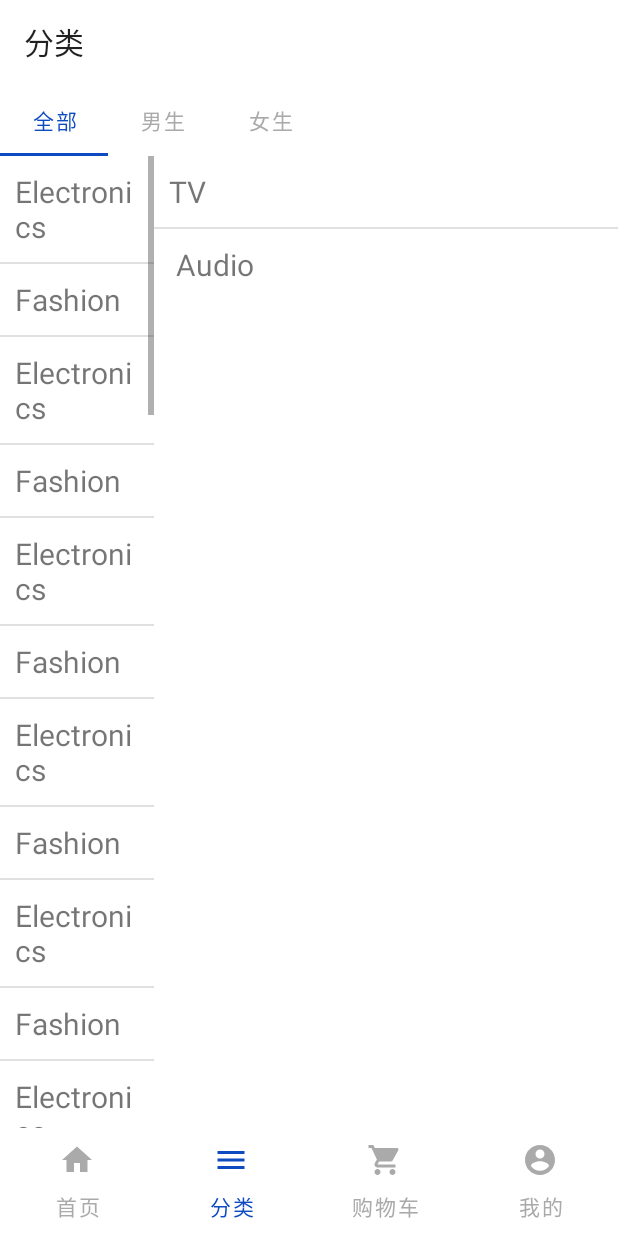
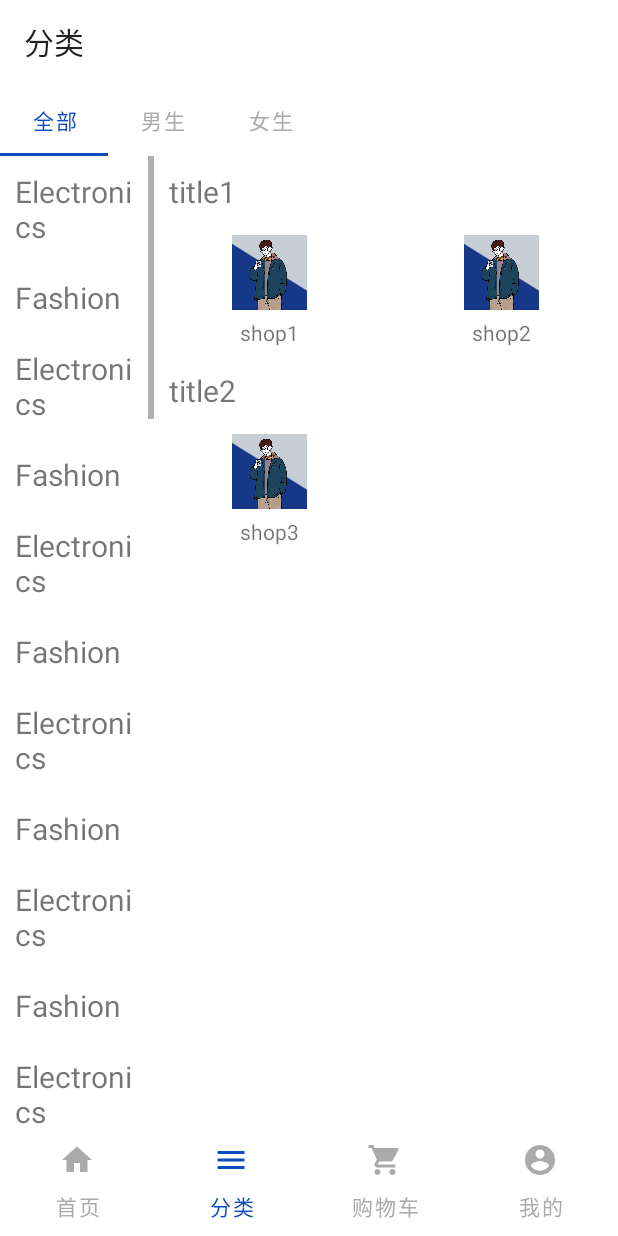
Before and after one commit to fangjian98/MaxxShop, an Android app: the screen it shows after launch (MainActivity), item 2 of the bottom bar chosen, on a phone screen of 412 x 824 dp. Run offline under Robolectric (Android 15) with nearby library versions, the phone set to English and light mode, and no system bars.

Commit message:
optimize double list

```diff
--- a/app/src/main/java/com/example/maxxshop/adapter/MyAdapter.java
+++ /dev/null
@@ -1,48 +0,0 @@
-package com.example.maxxshop.adapter;
-
-import android.view.LayoutInflater;
-import android.view.View;
-import android.view.ViewGroup;
-import android.widget.TextView;
-
-import androidx.annotation.NonNull;
-import androidx.recyclerview.widget.GridLayoutManager;
-import androidx.recyclerview.widget.RecyclerView;
-
-import com.example.maxxshop.R;
-
-import java.util.List;
-
-public class MyAdapter extends RecyclerView.Adapter<MyAdapter.MyViewHolder> {
-    private List<String> mData;
-
-    @Override
-    public MyViewHolder onCreateViewHolder(ViewGroup parent, int viewType) {
-        View view = LayoutInflater.from(parent.getContext()).inflate(R.layout.horizontal_view, parent, false);
-        return new MyViewHolder(view);
-    }
-
-    @Override
-    public void onBindViewHolder(MyViewHolder holder, int position) {
-        holder.textView.setText(mData.get(position));
-    }
-
-    @Override
-    public int getItemCount() {
-        return mData.size();
-    }
-
-    public void setData(List<String> data) {
-        mData = data;
-        notifyDataSetChanged();
-    }
-
-    class MyViewHolder extends RecyclerView.ViewHolder {
-        TextView textView;
-
-        MyViewHolder(View itemView) {
-            super(itemView);
-            textView = itemView.findViewById(R.id.text);
-        }
-    }
-}
--- a/app/src/main/java/com/example/maxxshop/adapter/SubCategoryAdapter.java
+++ b/app/src/main/java/com/example/maxxshop/adapter/SubCategoryAdapter.java
@@ -1,42 +1,101 @@
 package com.example.maxxshop.adapter;
 
-import android.content.Context;
 import android.view.LayoutInflater;
 import android.view.View;
 import android.view.ViewGroup;
-import android.widget.ArrayAdapter;
+import android.widget.ImageView;
+import android.widget.RelativeLayout;
 import android.widget.TextView;
 
+import androidx.recyclerview.widget.RecyclerView;
+
 import com.example.maxxshop.R;
+import com.example.maxxshop.bean.SubCategory;
 
-import java.util.ArrayList;
+import java.util.List;
 
-public class SubCategoryAdapter extends ArrayAdapter<String> {
+public class SubCategoryAdapter extends RecyclerView.Adapter<RecyclerView.ViewHolder> {
 
-    private ArrayList<String> mSubCategories;
-    private Context mContext;
+    public static final int VIEW_TYPE_HEADER = 0;
+    private static final int VIEW_TYPE_ITEM = 1;
 
-    public SubCategoryAdapter(Context context, ArrayList<String> subCategories) {
-        super(context, 0, subCategories);
-        mSubCategories = subCategories;
-        mContext = context;
+    private List<SubCategory> mData;
+
+    public SubCategoryAdapter(List<SubCategory> data) {
+        mData = data;
     }
 
     @Override
-    public View getView(int position, View convertView, ViewGroup parent) {
-        if (convertView == null) {
-            convertView = LayoutInflater.from(mContext).inflate(R.layout.category_list_item, parent, false);
+    public RecyclerView.ViewHolder onCreateViewHolder(ViewGroup parent, int viewType) {
+        if (viewType == VIEW_TYPE_HEADER) {
+            View view = LayoutInflater.from(parent.getContext())
+                    .inflate(R.layout.item_header, parent, false);
+            return new HeaderViewHolder(view);
+        } else {
+            View view = LayoutInflater.from(parent.getContext())
+                    .inflate(R.layout.item_item, parent, false);
+            return new ItemViewHolder(view);
         }
-
-        TextView subCategoryName = (TextView) convertView.findViewById(R.id.category_name);
-        subCategoryName.setText(mSubCategories.get(position));
-
-        return convertView;
     }
 
-    public void updateCategory(ArrayList<String> subCategories) {
-        mSubCategories.clear();
-        mSubCategories.addAll(subCategories);
+    @Override
+    public void onBindViewHolder(RecyclerView.ViewHolder holder, int position) {
+        SubCategory sectionOrItem = mData.get(position);
+        if (holder instanceof HeaderViewHolder) {
+            HeaderViewHolder headerViewHolder = (HeaderViewHolder) holder;
+            headerViewHolder.headerTextView.setText(sectionOrItem.getTitle());
+        } else {
+            ItemViewHolder itemViewHolder = (ItemViewHolder) holder;
+            itemViewHolder.itemTextView.setText(sectionOrItem.getTitle());
+            itemViewHolder.itemIcon.setImageResource(sectionOrItem.getIconId());
+            itemViewHolder.item.setOnClickListener(new View.OnClickListener() {
+                @Override
+                public void onClick(View v) {
+                    android.util.Log.e("fangjian","setOnClickListener position="+position);
+                }
+            });
+        }
+    }
+
+    @Override
+    public int getItemCount() {
+        return mData.size();
+    }
+
+    @Override
+    public int getItemViewType(int position) {
+        if (mData.get(position).isHeader()) {
+            return VIEW_TYPE_HEADER;
+        } else {
+            return VIEW_TYPE_ITEM;
+        }
+    }
+
+    public void updateCategory(List<SubCategory> data) {
+        mData = data;
         notifyDataSetChanged();
     }
+
+    private static class HeaderViewHolder extends RecyclerView.ViewHolder {
+        TextView headerTextView;
+
+        HeaderViewHolder(View itemView) {
+            super(itemView);
+            headerTextView = itemView.findViewById(R.id.headerTextView);
+        }
+    }
+
+    private static class ItemViewHolder extends RecyclerView.ViewHolder {
+        TextView itemTextView;
+        ImageView itemIcon;
+        RelativeLayout item;
+
+        ItemViewHolder(View itemView) {
+            super(itemView);
+            itemTextView = itemView.findViewById(R.id.itemTextView);
+            itemIcon = itemView.findViewById(R.id.itemIcon);
+            item = itemView.findViewById(R.id.item);
+        }
+    }
+
 }
--- a/app/src/main/java/com/example/maxxshop/bean/Category.java
+++ b/app/src/main/java/com/example/maxxshop/bean/Category.java
@@ -1,21 +1,26 @@
 package com.example.maxxshop.bean;
 
-import java.util.Arrays;
 import java.util.List;
 
 public class Category {
 
     private String mCategoryName;
-    private List<String> mSubCategories;
+    private List<SubCategory> mSubCategories;
 
-    public Category(String categoryName, String subCategories) {
+    public Category(String categoryName, List<SubCategory> subCategories) {
         mCategoryName = categoryName;
-        mSubCategories = Arrays.asList(subCategories.split(","));
+        mSubCategories = subCategories;
     }
 
-    public String getCategoryName() { return mCategoryName; }
+    public String getCategoryName() {
+        return mCategoryName;
+    }
 
-    public List<String> getSubCategories() { return mSubCategories; }
+    public List<SubCategory> getSubCategories() {
+        return mSubCategories;
+    }
 
-    public void setSubCategories(List<String> subCategories) { mSubCategories = subCategories; }
+    public void setSubCategories(List<SubCategory> subCategories) {
+        mSubCategories = subCategories;
+    }
 }
--- /dev/null
+++ b/app/src/main/java/com/example/maxxshop/bean/SubCategory.java
@@ -0,0 +1,42 @@
+package com.example.maxxshop.bean;
+
+public class SubCategory {
+
+    private String title;
+    private int iconId;
+    private boolean isHeader;
+
+    public SubCategory(){
+
+    }
+
+    public SubCategory(String title, int iconId, boolean isHeader) {
+        this.title = title;
+        this.iconId = iconId;
+        this.isHeader = isHeader;
+    }
+
+    public String getTitle() {
+        return title;
+    }
+
+    public void setTitle(String title) {
+        this.title = title;
+    }
+
+    public int getIconId() {
+        return iconId;
+    }
+
+    public void setIconId(int iconId) {
+        this.iconId = iconId;
+    }
+
+    public boolean isHeader() {
+        return isHeader;
+    }
+
+    public void setHeader(boolean header) {
+        isHeader = header;
+    }
+}
--- a/app/src/main/java/com/example/maxxshop/ui/AccountFragment.java
+++ b/app/src/main/java/com/example/maxxshop/ui/AccountFragment.java
@@ -12,22 +12,18 @@ import android.widget.TextView;
 
 import androidx.annotation.NonNull;
 import androidx.recyclerview.widget.GridLayoutManager;
-import androidx.recyclerview.widget.LinearLayoutManager;
 import androidx.recyclerview.widget.RecyclerView;
 
 import com.example.maxxshop.R;
 import com.example.maxxshop.adapter.GridViewAdapter;
-import com.example.maxxshop.adapter.MyAdapter;
 import com.example.maxxshop.adapter.MyRecyclerAdapter;
 import com.example.maxxshop.base.BaseFragment;
 import com.example.maxxshop.bean.Icon;
 import com.example.maxxshop.bean.UserShop;
 import com.google.android.material.imageview.ShapeableImageView;
 import com.google.android.material.shape.ShapeAppearanceModel;
-import com.google.android.material.switchmaterial.SwitchMaterial;
 
 import java.util.ArrayList;
-import java.util.List;
 
 public class AccountFragment extends BaseFragment {
 
--- a/app/src/main/java/com/example/maxxshop/ui/TabItemContentFragment.java
+++ b/app/src/main/java/com/example/maxxshop/ui/TabItemContentFragment.java
@@ -6,20 +6,29 @@ import android.view.View;
 import android.view.ViewGroup;
 import android.widget.AdapterView;
 import android.widget.ListView;
-import android.widget.TextView;
 
 import androidx.annotation.Nullable;
 import androidx.fragment.app.Fragment;
+import androidx.recyclerview.widget.GridLayoutManager;
+import androidx.recyclerview.widget.LinearLayoutManager;
+import androidx.recyclerview.widget.RecyclerView;
 
 import com.example.maxxshop.R;
 import com.example.maxxshop.adapter.CategoryAdapter;
 import com.example.maxxshop.adapter.SubCategoryAdapter;
 import com.example.maxxshop.bean.Category;
+import com.example.maxxshop.bean.SubCategory;
 
 import java.util.ArrayList;
 
 public class TabItemContentFragment extends Fragment {
+
     private static final String TAB_NUMBER = "tab_number";
+    private ListView mCategoryListView;
+    private RecyclerView mSubCategoryListView;
+    private CategoryAdapter mCategoryAdapter;
+    private SubCategoryAdapter mSubCategoryAdapter;
+    private ArrayList<Category> mCategoryList;
 
     public TabItemContentFragment() {
     }
@@ -43,36 +52,56 @@ public class TabItemContentFragment extends Fragment {
         return view;
     }
 
-    private ListView mCategoryListView;
-    private ListView mSubCategoryListView;
-    private CategoryAdapter mCategoryAdapter;
-    private SubCategoryAdapter mSubCategoryAdapter;
-    private ArrayList<Category> mCategoryList;
-
     private void initCategory(View view) {
         mCategoryListView = (ListView) view.findViewById(R.id.list_view_category);
-        mSubCategoryListView = (ListView) view.findViewById(R.id.list_view_sub_category);
+        mSubCategoryListView = (RecyclerView) view.findViewById(R.id.list_view_sub_category);
+
+        SubCategory subCategory1 = new SubCategory("title1", 0, true);
+        SubCategory subCategory2 = new SubCategory("shop1", R.drawable.default_account_head, false);
+        SubCategory subCategory3 = new SubCategory("shop2", R.drawable.default_account_head, false);
+        SubCategory subCategory4 = new SubCategory("title2", 0, true);
+        SubCategory subCategory5 = new SubCategory("shop3", R.drawable.default_account_head, false);
+        ArrayList<SubCategory> all = new ArrayList<>();
+        all.add(subCategory1);
+        all.add(subCategory2);
+        all.add(subCategory3);
+        all.add(subCategory4);
+        all.add(subCategory5);
 
         mCategoryList = new ArrayList<Category>();
         int i = 20;
         while (i != 0) {
-            mCategoryList.add(new Category("Electronics", "TV, Audio"));
-            mCategoryList.add(new Category("Fashion", "Clothing, Accessories"));
+            mCategoryList.add(new Category("Electronics", all));
+            mCategoryList.add(new Category("Fashion", all));
             i--;
         }
 
         mCategoryAdapter = new CategoryAdapter(getActivity(), mCategoryList);
         mCategoryListView.setAdapter(mCategoryAdapter);
 
-        ArrayList<String> defaultSubCategories = new ArrayList<>(mCategoryList.get(0).getSubCategories());
+        ArrayList<SubCategory> defaultSubCategories = new ArrayList<>(mCategoryList.get(0).getSubCategories());
+        mSubCategoryAdapter = new SubCategoryAdapter(defaultSubCategories);
+        //mSubCategoryListView.setLayoutManager(new LinearLayoutManager(getActivity()));
+        //mSubCategoryListView.setLayoutManager(new StaggeredGridLayoutManager(2,StaggeredGridLayoutManager.VERTICAL));
 
-        mSubCategoryAdapter = new SubCategoryAdapter(this.getActivity(), defaultSubCategories);
+        GridLayoutManager layoutManager = new GridLayoutManager(getActivity(),2, LinearLayoutManager.VERTICAL,false);
+        layoutManager.setSpanSizeLookup(new GridLayoutManager.SpanSizeLookup() {
+            @Override
+            public int getSpanSize(int position) {
+                if (mSubCategoryAdapter.getItemViewType(position) == SubCategoryAdapter.VIEW_TYPE_HEADER) {
+                    return 2;
+                } else {
+                    return 1;
+                }
+            }
+        });
+        mSubCategoryListView.setLayoutManager(layoutManager);
         mSubCategoryListView.setAdapter(mSubCategoryAdapter);
 
         mCategoryListView.setOnItemClickListener(new AdapterView.OnItemClickListener() {
             @Override
             public void onItemClick(AdapterView<?> parent, View view, int position, long id) {
-                ArrayList<String> clickSubCategories = new ArrayList<>(mCategoryList.get(position).getSubCategories());
+                ArrayList<SubCategory> clickSubCategories = new ArrayList<>(mCategoryList.get(position).getSubCategories());
                 mSubCategoryAdapter.updateCategory(clickSubCategories);
             }
         });
--- a/app/src/main/res/layout/double_list_layout.xml
+++ b/app/src/main/res/layout/double_list_layout.xml
@@ -7,12 +7,19 @@
     <ListView
         android:id="@+id/list_view_category"
         android:layout_width="0dp"
-        android:layout_height="wrap_content"
-        android:layout_weight="1" />
+        android:layout_height="match_parent"
+        android:layout_weight="1"
+        android:divider="@null"/>
 
-    <ListView
+   <!-- <ListView
         android:id="@+id/list_view_sub_category"
         android:layout_width="0dp"
         android:layout_height="wrap_content"
-        android:layout_weight="3" />
+        android:layout_weight="3" />-->
+
+    <androidx.recyclerview.widget.RecyclerView
+        android:id="@+id/list_view_sub_category"
+        android:layout_width="0dp"
+        android:layout_height="match_parent"
+        android:layout_weight="3"/>
 </LinearLayout>
--- /dev/null
+++ b/app/src/main/res/layout/item_header.xml
@@ -0,0 +1,7 @@
+<?xml version="1.0" encoding="utf-8"?>
+<TextView xmlns:android="http://schemas.android.com/apk/res/android"
+    android:id="@+id/headerTextView"
+    android:layout_width="match_parent"
+    android:layout_height="wrap_content"
+    android:padding="10dp"
+    android:textSize="20sp" />
--- /dev/null
+++ b/app/src/main/res/layout/item_item.xml
@@ -0,0 +1,30 @@
+<?xml version="1.0" encoding="utf-8"?><!--<TextView xmlns:android="http://schemas.android.com/apk/res/android"
+    android:id="@+id/itemTextView"
+    android:layout_width="match_parent"
+    android:layout_height="wrap_content"
+    android:padding="10dp"
+    android:textSize="20sp" />-->
+<RelativeLayout xmlns:android="http://schemas.android.com/apk/res/android"
+    android:id="@+id/item"
+    android:layout_width="match_parent"
+    android:layout_height="wrap_content"
+    android:padding="5dp">
+
+    <ImageView
+        android:id="@+id/itemIcon"
+        android:layout_width="50dp"
+        android:layout_height="50dp"
+        android:layout_centerHorizontal="true"
+        android:src="@mipmap/ic_launcher" />
+
+    <TextView
+        android:id="@+id/itemTextView"
+        android:layout_width="wrap_content"
+        android:layout_height="wrap_content"
+        android:layout_below="@id/itemIcon"
+        android:layout_centerHorizontal="true"
+        android:layout_marginTop="5dp"
+        android:text="呵呵"
+        android:textSize="14sp" />
+
+</RelativeLayout>
--- a/app/src/main/res/xml/settings_preferences.xml
+++ b/app/src/main/res/xml/settings_preferences.xml
@@ -1,27 +1,32 @@
 <?xml version="1.0" encoding="utf-8"?>
 <PreferenceScreen xmlns:android="http://schemas.android.com/apk/res/android"
+    xmlns:app="http://schemas.android.com/apk/res-auto"
     android:title="@string/settings_title">
 
     <SwitchPreference
         android:key="settings_theme"
-        android:title="@string/settings_theme" />
+        android:title="@string/settings_theme"
+        app:iconSpaceReserved="false" />
 
     <Preference
         android:key="settings_qrcode_key"
         android:title="@string/settings_account"
-        android:widgetLayout="@layout/icon_next" />
+        android:widgetLayout="@layout/icon_next"
+        app:iconSpaceReserved="false" />
 
     <PreferenceCategory>
 
         <Preference
             android:key="settings_privacy_policy_key"
             android:title="@string/settings_privacy_policy"
-            android:widgetLayout="@layout/icon_next" />
+            android:widgetLayout="@layout/icon_next"
+            app:iconSpaceReserved="false" />
 
         <Preference
             android:key="settings_about_key"
             android:title="@string/settings_about"
-            android:widgetLayout="@layout/icon_next" />
+            android:widgetLayout="@layout/icon_next"
+            app:iconSpaceReserved="false" />
 
     </PreferenceCategory>
 
```
Also changed, not shown: app/src/main/java/com/example/maxxshop/ui/ClassFragment.java (+1 -14 lines).
